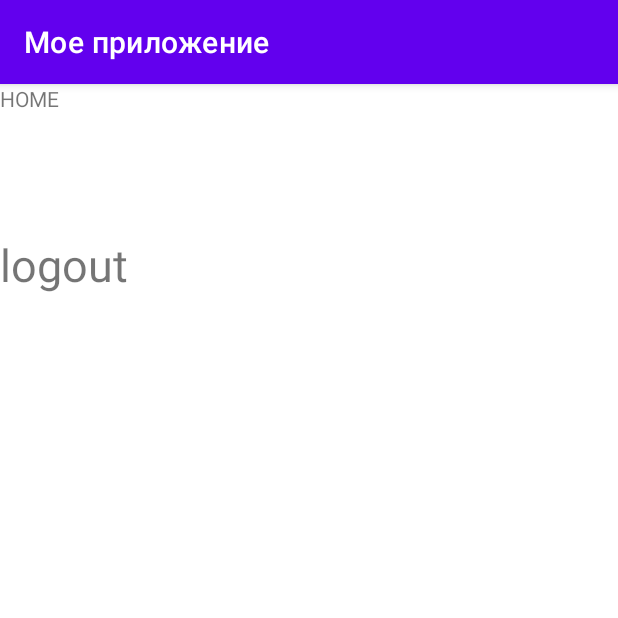
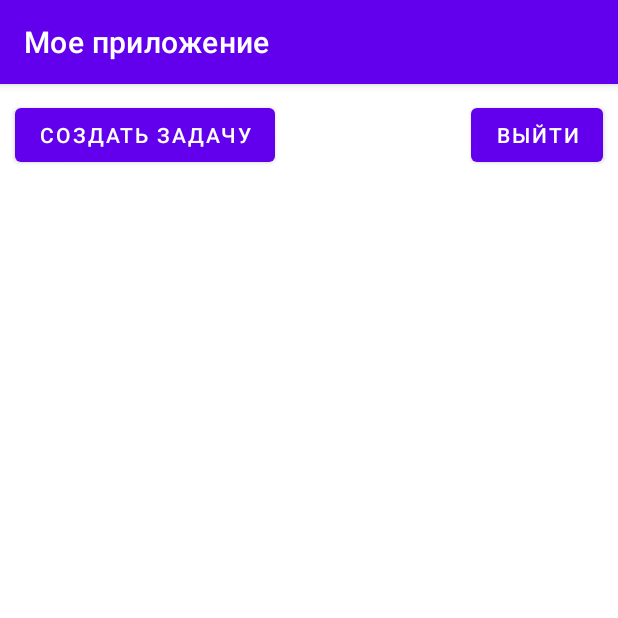
Before and after one commit to AmirKakDela/kotlin_todo-app, an Android app: the HomeFragment screen opened through its navigation route, on a phone screen of 412 x 824 dp, the top half of it. Run offline under Robolectric (Android 15) with nearby library versions, the phone set to English and light mode, and no system bars; our stand-ins replace Firebase (no records; nobody signed in at launch, a user with empty details on screens opened directly); 2 statements that could not run were skipped.

Commit message:
fragment_home refactoring

```diff
--- a/app/src/main/res/layout/fragment_home.xml
+++ b/app/src/main/res/layout/fragment_home.xml
@@ -1,24 +1,32 @@
 <?xml version="1.0" encoding="utf-8"?>
-<FrameLayout xmlns:android="http://schemas.android.com/apk/res/android"
+<androidx.constraintlayout.widget.ConstraintLayout xmlns:android="http://schemas.android.com/apk/res/android"
+    xmlns:app="http://schemas.android.com/apk/res-auto"
     xmlns:tools="http://schemas.android.com/tools"
     android:layout_width="match_parent"
     android:layout_height="match_parent"
     tools:context=".fragments.HomeFragment">
 
-    <!-- TODO: Update blank fragment layout -->
-    <TextView
-        android:layout_width="match_parent"
-        android:layout_height="match_parent"
-        android:text="HOME" />
-
-    <TextView
-        android:id="@+id/logout"
-        android:layout_width="match_parent"
-        android:layout_height="match_parent"
-        android:textSize="30sp"
-        android:text="logout"
-        android:layout_marginTop="100dp"
+    <com.google.android.material.button.MaterialButton
+        android:id="@+id/logoutBtn"
+        android:layout_width="wrap_content"
+        android:layout_height="wrap_content"
+        android:text="@string/logout"
+        android:layout_marginTop="10dp"
+        android:layout_marginEnd="10dp"
+        app:layout_constraintEnd_toEndOf="parent"
+        app:layout_constraintTop_toTopOf="parent"
         />
 
+    <com.google.android.material.button.MaterialButton
+        android:id="@+id/addTodo"
+        android:layout_width="wrap_content"
+        android:layout_height="wrap_content"
+        android:layout_marginStart="10dp"
+        android:layout_marginTop="10dp"
+        android:text="@string/create_task"
+        app:layout_constraintStart_toStartOf="parent"
+        app:layout_constraintTop_toTopOf="parent"
+        tools:ignore="MissingConstraints" />
 
-</FrameLayout>
+
+</androidx.constraintlayout.widget.ConstraintLayout>
```
